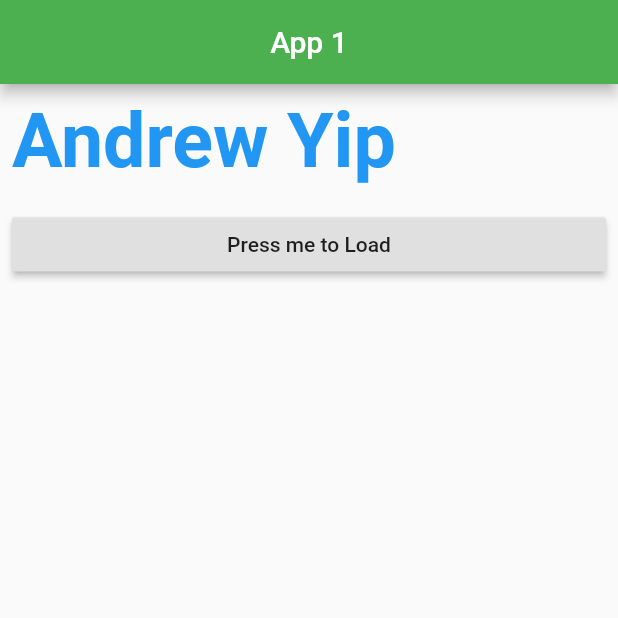
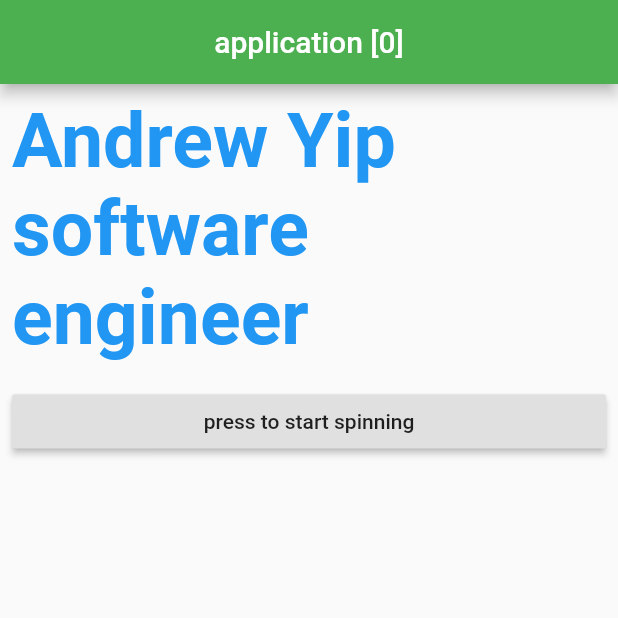
Before and after one commit to andrew-yip/flutter-first-app, a Flutter app: the screen it shows after launch, on a phone screen of 412 x 824 dp, the top half of it. Run offline on Flutter 3.47's test engine with Material 2 defaults, Android fonts, the phone set to English and light mode, and no system bars; our stand-ins replace flutter_spinkit.

Commit message:
changed cover appbar

```diff
--- a/lib/main.dart
+++ b/lib/main.dart
@@ -12,14 +12,14 @@ class MyApp extends StatefulWidget {
 
 class _MyAppState extends State<MyApp> {
   var isLoading = false;
-  var btnText = ['Press me to Load', 'Press me to stop Loading'];
+  var btnText = ['press to start spinning', 'press to stop spinning'];
 
   @override
   Widget build(BuildContext context) {
     return MaterialApp(
       home: Scaffold(
         appBar: AppBar(
-          title: Center(child: Text('App 1')),
+          title: Center(child: Text('application [0]')),
           backgroundColor: Colors.green,
         ),
         body: Scaffold(
@@ -27,12 +27,14 @@ class _MyAppState extends State<MyApp> {
               children: [
             Padding(
               padding: const EdgeInsets.all(8.0),
+              child: Center(
                 child: Text(
-                'Andrew Yip',
+                  'Andrew Yip\nsoftware engineer',
                   style: TextStyle(
                     color: Colors.blue,
                     fontSize: 50.2,
                     fontWeight: FontWeight.bold,
+                  ),
                 ),
               ),
             ),
```
Lines whose indentation alone changed are shown as unchanged.
